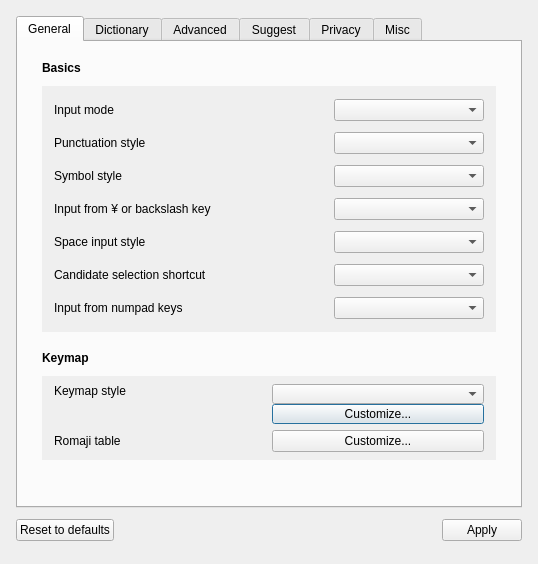
This is src/gui/config_dialog/config_dialog.ui in yoshikiobata/mozc as Qt 5 draws it before an edit. The edited form follows.
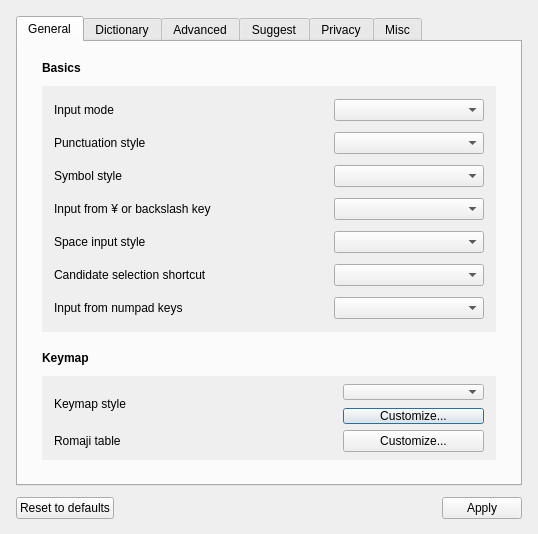
This is the edited form. Custom widgets are drawn as their Qt base class.

Patch:
```diff
--- a/src/gui/config_dialog/config_dialog.ui
+++ b/src/gui/config_dialog/config_dialog.ui
@@ -38,7 +38,7 @@
     <x>0</x>
     <y>0</y>
     <width>538</width>
-    <height>564</height>
+    <height>534</height>
    </rect>
   </property>
   <property name="sizePolicy">
@@ -50,13 +50,13 @@
   <property name="minimumSize">
    <size>
     <width>538</width>
-    <height>564</height>
+    <height>534</height>
    </size>
   </property>
   <property name="maximumSize">
    <size>
     <width>538</width>
-    <height>564</height>
+    <height>534</height>
    </size>
   </property>
   <property name="windowTitle">
@@ -68,7 +68,7 @@
      <x>0</x>
      <y>0</y>
      <width>538</width>
-     <height>564</height>
+     <height>534</height>
     </rect>
    </property>
    <widget class="QTabWidget" name="configDialogTabWidget">
@@ -77,7 +77,7 @@
       <x>16</x>
       <y>16</y>
       <width>506</width>
-      <height>492</height>
+      <height>470</height>
      </rect>
     </property>
     <property name="currentIndex">
@@ -211,7 +211,7 @@
       <property name="autoFillBackground">
         <bool>true</bool>
       </property>
-      <layout class="QGridLayout" name="gridLayout_2">
+      <layout class="QGridLayout" name="gridLayout_2" columnstretch="2,1">
     <property name="topMargin">
      <number>8</number>
     </property>
@@ -229,15 +229,12 @@
          <property name="text">
           <string>Keymap style</string>
          </property>
-         <property name="alignment">
-          <set>Qt::AlignmentFlag::AlignLeading|Qt::AlignmentFlag::AlignLeft|Qt::AlignmentFlag::AlignTop</set>
-          </property>
         </widget>
        </item>
        <item row="0" column="1">
       <layout class="QVBoxLayout" name="verticalLayoutkeymapstyle">
        <property name="spacing">
-        <number>0</number>
+        <number>8</number>
        </property>
        <item>
         <widget class="QComboBox" name="keymapSettingComboBox"/>
@@ -1741,7 +1738,7 @@
     <property name="geometry">
      <rect>
       <x>16</x>
-      <y>512</y>
+      <y>490</y>
       <width>506</width>
       <height>36</height>
      </rect>
```
